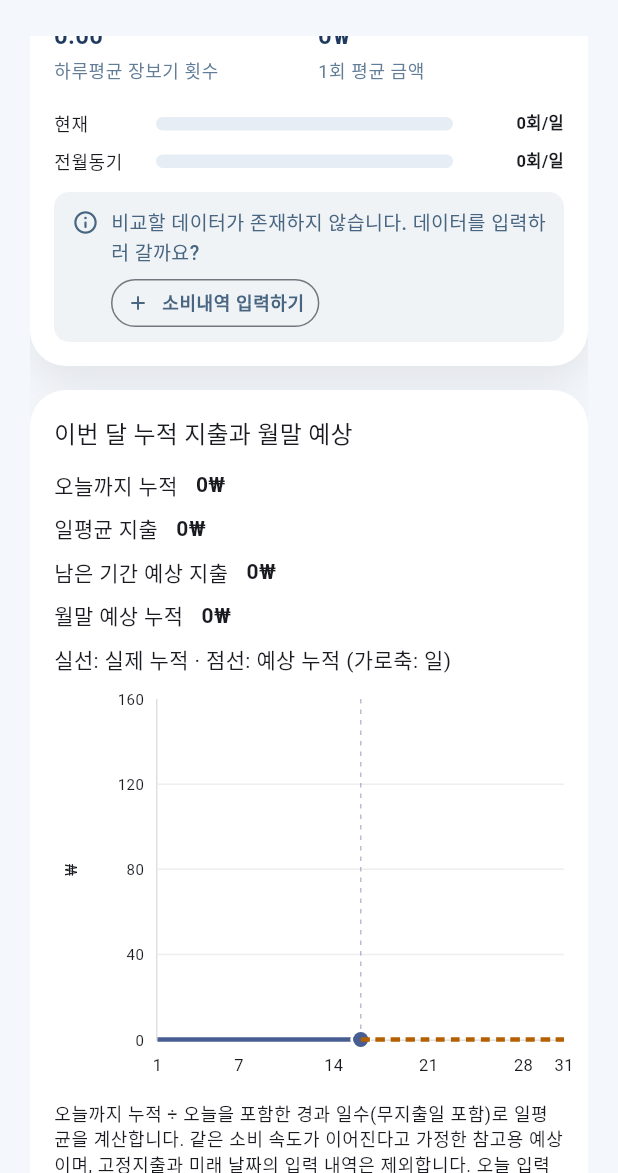
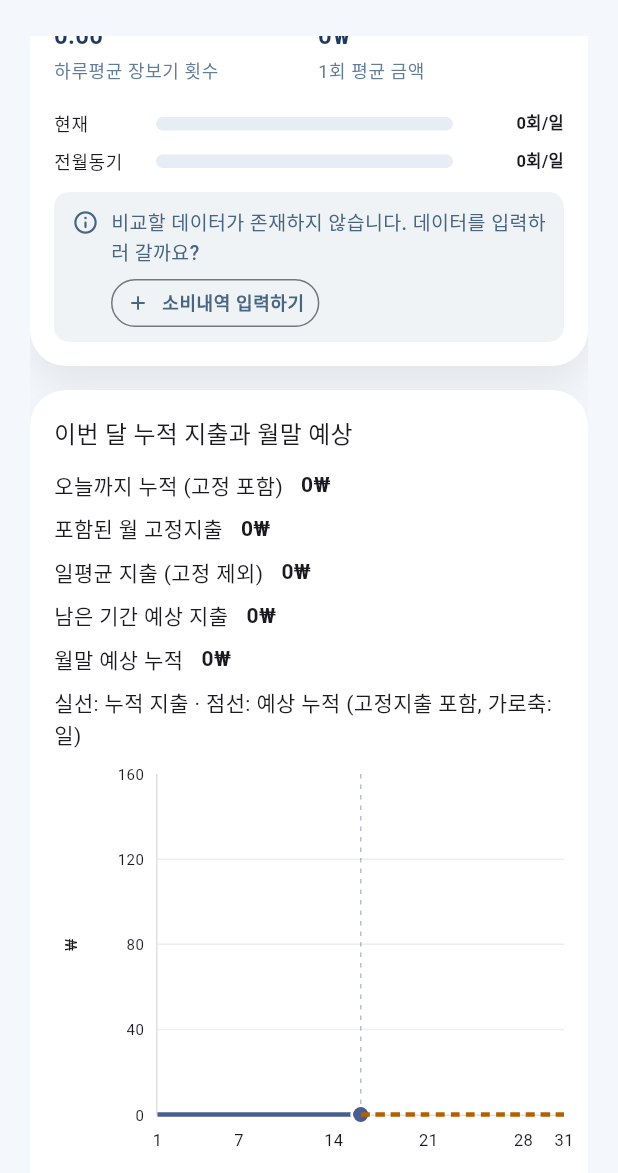
Before and after one commit to hckang17/household_ledger, a Flutter app: the AnalysisPage screen opened by its route, scrolled down 2304 dp, on a phone screen of 412 x 824 dp, the part 63-1236 px from its top. Run offline on Flutter 3.47's test engine with Material 3 defaults, Android fonts, the phone set to English and light mode, and no system bars; drawn by our look-alikes of fl_chart, showcaseview; our stand-ins replace flutter_local_notifications, flutter_riverpod, flutter_timezone, google_mobile_ads, logger, open_file and 5 more; missing offline and left inert: file_selector; accounts and stored records are empty.

Commit message:
FIX: 소비추이 그래프 수정

```diff
--- a/assets/language_data/ko.json
+++ b/assets/language_data/ko.json
@@ -691,12 +691,16 @@
   "deepSubscription": "구독",
   "forecastTitle": "이번 달 누적 지출과 월말 예상",
   "forecastCumulativeSpending": "누적 소비금액",
-  "forecastActual": "오늘까지 누적",
-  "forecastAverage": "일평균 지출",
+  "forecastActual": "오늘까지 누적 (고정 포함)",
+  "forecastAverage": "일평균 지출 (고정 제외)",
+  "forecastFixed": "포함된 월 고정지출",
+  "forecastBudget": "이번 달 예산",
+  "forecastBudgetLoading": "이번 달 예산을 불러오는 중입니다.",
+  "forecastBudgetError": "이번 달 예산을 불러오지 못했습니다.",
   "forecastRemaining": "남은 기간 예상 지출",
   "forecastMonthEnd": "월말 예상 누적",
-  "forecastLegend": "실선: 실제 누적 · 점선: 예상 누적 (가로축: 일)",
+  "forecastLegend": "실선: 누적 지출 · 점선: 예상 누적 (고정지출 포함, 가로축: 일)",
   "forecastEstimate": "예상 누적",
-  "forecastExplanation": "오늘까지 누적 ÷ 오늘을 포함한 경과 일수(무지출일 포함)로 일평균을 계산합니다. 같은 소비 속도가 이어진다고 가정한 참고용 예상이며, 고정지출과 미래 날짜의 입력 내역은 제외합니다. 오늘 입력이 끝나지 않았거나 월초에는 오차가 클 수 있습니다.",
-  "forecastNoSpending": "오늘까지 기록된 지출이 없어 예상액은 0입니다."
+  "forecastExplanation": "일평균은 오늘까지 일반 지출 ÷ 오늘 포함 경과 일수(무지출일 포함)입니다. 월 고정지출은 결제일과 무관하게 모든 누적값에 한 번 더하며, 일평균과 남은 기간 예상 지출에는 포함하지 않습니다. 미래 날짜의 일반 지출은 제외합니다. 예산은 이번 달 수입이 있으면 수입 합계, 없으면 설정 예산입니다. 같은 소비 속도를 가정한 참고용 예상으로, 월초나 오늘 입력이 미완료이면 오차가 클 수 있습니다.",
+  "forecastNoSpending": "오늘까지 일반 지출이 없어 추가 예상 지출은 0이며, 누적 예상액에는 월 고정지출만 반영됩니다."
 }
--- a/lib/presenter/pages/expense_page/analysis_page.dart
+++ b/lib/presenter/pages/expense_page/analysis_page.dart
@@ -463,6 +463,15 @@ class _AnalysisPageState extends ConsumerState<AnalysisPage> {
                         expenses: expenses,
                         prevCategoryExpenses: prevCategoryExpenses,
                         monthlyFixed: monthlyFixed,
+                        monthlyBudget: incomesAsync.whenData((incomes) {
+                          final incomeTotal = incomes.fold<int>(
+                            0,
+                            (sum, entry) => sum + entry.amount,
+                          );
+                          return incomeTotal > 0
+                              ? incomeTotal
+                              : ledger.settings.monthlyBudget;
+                        }),
                         categoryTags: categoryTags,
                         subcategoryTags: subcategoryTags,
                         diningOccasionTags: diningOccasionTags,
--- a/lib/presenter/widgets/analysis_page/analysis_expense_tab.dart
+++ b/lib/presenter/widgets/analysis_page/analysis_expense_tab.dart
@@ -31,6 +31,7 @@ class AnalysisExpenseTabSection extends ConsumerStatefulWidget {
     required this.expenses,
     required this.prevCategoryExpenses,
     required this.monthlyFixed,
+    required this.monthlyBudget,
     required this.categoryTags,
     required this.subcategoryTags,
     required this.diningOccasionTags,
@@ -48,6 +49,7 @@ class AnalysisExpenseTabSection extends ConsumerStatefulWidget {
   final List<ExpenseEntry> expenses;
   final List<ExpenseEntry> prevCategoryExpenses;
   final List<FixedExpense> monthlyFixed;
+  final AsyncValue<int> monthlyBudget;
   final List<MetadataTag> categoryTags;
   final List<MetadataTag> subcategoryTags;
   final List<MetadataTag> diningOccasionTags;
@@ -764,8 +766,10 @@ class _AnalysisExpenseTabSectionState
         if (dailySpots.isNotEmpty) const SizedBox(height: 16),
 
         AnalysisForecastCard(
+          monthlyBudget: widget.monthlyBudget,
           input: (
             expenses: expenses,
+            fixedExpenses: widget.monthlyFixed,
             selectedMonth: widget.chartRangeStart,
             usingRange: widget.usingRange,
             today: DateTime.now(),
--- a/lib/presenter/widgets/analysis_page/analysis_forecast_card.dart
+++ b/lib/presenter/widgets/analysis_page/analysis_forecast_card.dart
@@ -13,12 +13,14 @@ class AnalysisForecastCard extends ConsumerWidget {
     required this.input,
     required this.strings,
     required this.currency,
+    this.monthlyBudget = const AsyncData(0),
     super.key,
   });
 
   final MonthlySpendingForecastInput input;
   final Map<String, String> strings;
   final String currency;
+  final AsyncValue<int> monthlyBudget;
 
   @override
   Widget build(BuildContext context, WidgetRef ref) {
@@ -26,6 +28,9 @@ class AnalysisForecastCard extends ConsumerWidget {
     if (result == null) return const SizedBox.shrink();
     final actualColor = Theme.of(context).colorScheme.primary;
     const forecastColor = Color(0xFFB56000);
+    const budgetColor = Color(0xFF21805B);
+    // 예산 로딩/실패를 0원으로 오인하지 않고 확인된 양수 예산만 그린다.
+    final budget = monthlyBudget.asData?.value;
     String money(int amount) => '${amount.toCurrency()}$currency';
     final compactAmount = NumberFormat.compact(
       locale:
@@ -35,7 +40,8 @@ class AnalysisForecastCard extends ConsumerWidget {
           : 'ko',
     );
     // 금액 크기와 무관하게 네 구간의 읽기 쉬운 눈금을 만든다.
-    final targetStep = math.max(result.monthEndAmount, 100) / 3;
+    final targetStep =
+        math.max(math.max(result.monthEndAmount, budget ?? 0), 100) / 3;
     final magnitude = math
         .pow(10, (math.log(targetStep) / math.ln10).floor())
         .toDouble();
@@ -82,6 +88,7 @@ class AnalysisForecastCard extends ConsumerWidget {
             const SizedBox(height: 12),
             for (final metric in <(String, int)>[
               ('forecastActual', result.accumulatedAmount),
+              ('forecastFixed', result.fixedAmount),
               ('forecastAverage', result.dailyAverage),
               ('forecastRemaining', result.remainingAmount),
               ('forecastMonthEnd', result.monthEndAmount),
@@ -100,6 +107,26 @@ class AnalysisForecastCard extends ConsumerWidget {
                 ),
               ),
             Text(strings['forecastLegend']!),
+            monthlyBudget.when(
+              loading: () => Text(strings['forecastBudgetLoading']!),
+              error: (_, _) => Text(strings['forecastBudgetError']!),
+              data: (amount) => amount > 0
+                  ? Wrap(
+                      spacing: 8,
+                      crossAxisAlignment: WrapCrossAlignment.center,
+                      children: [
+                        Container(width: 24, height: 3, color: budgetColor),
+                        Text(
+                          '${strings['forecastBudget']!} ${money(amount)}',
+                          style: const TextStyle(
+                            color: budgetColor,
+                            fontWeight: FontWeight.w600,
+                          ),
+                        ),
+                      ],
+                    )
+                  : const SizedBox.shrink(),
+            ),
             const SizedBox(height: 16),
             SizedBox(
               height: 260,
@@ -115,6 +142,14 @@ class AnalysisForecastCard extends ConsumerWidget {
                     ]),
                   ],
                   extraLinesData: ExtraLinesData(
+                    horizontalLines: [
+                      if (budget != null && budget > 0)
+                        HorizontalLine(
+                          y: budget.toDouble(),
+                          color: budgetColor,
+                          strokeWidth: 3,
+                        ),
+                    ],
                     verticalLines: [
                       VerticalLine(
                         x: todayX,
@@ -229,7 +264,7 @@ class AnalysisForecastCard extends ConsumerWidget {
               strings['forecastExplanation']!,
               style: Theme.of(context).textTheme.bodySmall,
             ),
-            if (result.accumulatedAmount == 0)
+            if (result.variableAmount == 0)
               Text(
                 strings['forecastNoSpending']!,
                 style: Theme.of(context).textTheme.bodySmall,
--- a/lib/provider/monthly_spending_forecast_provider.dart
+++ b/lib/provider/monthly_spending_forecast_provider.dart
@@ -2,9 +2,11 @@ import 'package:flutter_riverpod/flutter_riverpod.dart';
 import 'package:household_ledger/features/analysis/calculators/monthly_spending_forecast_calculator.dart';
 import 'package:household_ledger/features/analysis/models/monthly_spending_forecast.dart';
 import 'package:household_ledger/model/expense_entry.dart';
+import 'package:household_ledger/model/fixed_expense.dart';
 
 typedef MonthlySpendingForecastInput = ({
   List<ExpenseEntry> expenses,
+  List<FixedExpense> fixedExpenses,
   DateTime selectedMonth,
   bool usingRange,
   DateTime today,
@@ -18,6 +20,7 @@ final monthlySpendingForecastProvider = Provider.autoDispose
     ) {
       return const MonthlySpendingForecastCalculator().calculate(
         expenses: input.expenses,
+        fixedExpenses: input.fixedExpenses,
         selectedMonth: input.selectedMonth,
         usingRange: input.usingRange,
         today: input.today,
```
Also changed, not shown: assets/language_data/jp.json (+9 -5 lines), lib/features/analysis/calculators/monthly_spending_forecast_calculator.dart (+13 -3 lines), lib/features/analysis/models/monthly_spending_forecast.dart (+6 -1 lines), 4 other files.
